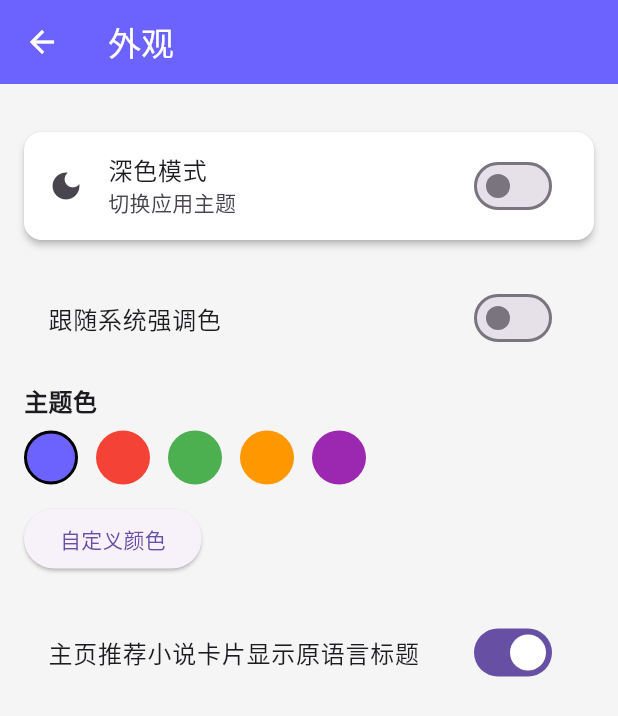
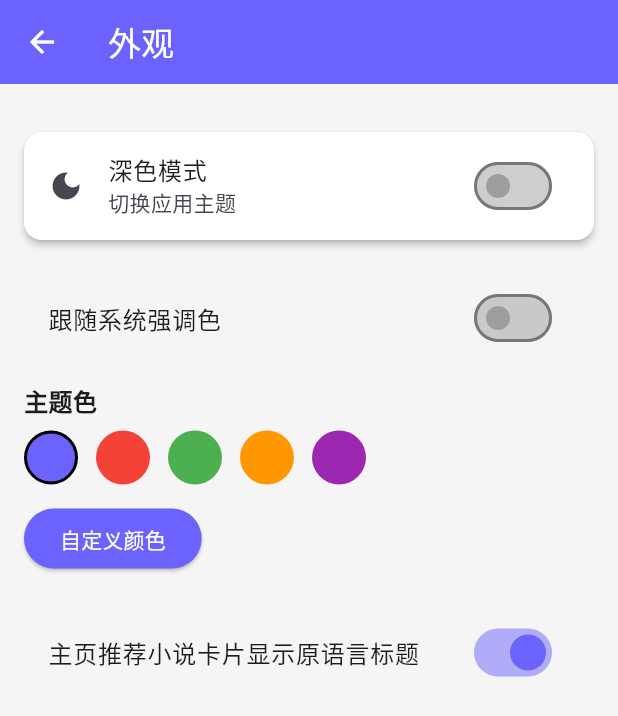
Before and after one commit to RuizeSun/novreader, a Flutter app: the SettingsPage screen opened by its route, after a tap on "外观", on a phone screen of 412 x 824 dp. Shown: the top 716 px of the screen. Run offline on Flutter 3.47's test engine with Material 3 defaults, Android fonts, the phone set to English and light mode, and no system bars; our stand-ins replace cached_network_image, dio, file_picker, flutter_colorpicker, flutter_secure_storage, package_info_plus and 1 more; missing offline and left inert: charset_converter; accounts and stored records are empty; network calls fail.

Commit message:
Simplify about dialog and add UI control themes
Remove extra lines from the AboutDialog children to show a single descriptive line. Add themed styles for ElevatedButton, TextButton, OutlinedButton, Switch and Slider in both light and dark ThemeData so interactive controls follow the app primary color or system accent (_followSystemAccent) for a more consistent UI appearance.

```diff
--- a/lib/pages/settings_page.dart
+++ b/lib/pages/settings_page.dart
@@ -503,14 +503,7 @@ class _SettingsPageState extends State<SettingsPage> {
                 applicationName: 'NovReader',
                 applicationVersion: version,
                 applicationIcon: const FlutterLogo(),
-                children: const [
-                  Text('基于 Bangumi API 构建的小说阅读器'),
-                  SizedBox(height: 8),
-                  Text(
-                    'API: https://bangumi.github.io/api/',
-                    style: TextStyle(color: Colors.blue, fontSize: 12),
-                  ),
-                ],
+                children: const [Text('基于 Bangumi API 构建的小说阅读器')],
               );
             },
           ),
--- a/lib/providers/theme_provider.dart
+++ b/lib/providers/theme_provider.dart
@@ -196,6 +196,41 @@ class ThemeProvider with ChangeNotifier {
     brightness: Brightness.light,
     primaryColor: _followSystemAccent ? Colors.blue : _primaryColor,
     scaffoldBackgroundColor: const Color(0xFFF5F5F5),
+    // 添加按钮和开关的主题，使其使用主色调
+    elevatedButtonTheme: ElevatedButtonThemeData(
+      style: ElevatedButton.styleFrom(
+        backgroundColor: _followSystemAccent ? Colors.blue : _primaryColor,
+        foregroundColor: Colors.white,
+      ),
+    ),
+    textButtonTheme: TextButtonThemeData(
+      style: TextButton.styleFrom(
+        foregroundColor: _followSystemAccent ? Colors.blue : _primaryColor,
+      ),
+    ),
+    outlinedButtonTheme: OutlinedButtonThemeData(
+      style: OutlinedButton.styleFrom(
+        foregroundColor: _followSystemAccent ? Colors.blue : _primaryColor,
+        side: BorderSide(
+          color: _followSystemAccent ? Colors.blue : _primaryColor,
+        ),
+      ),
+    ),
+    switchTheme: SwitchThemeData(
+      thumbColor: MaterialStateProperty.resolveWith<Color>((states) {
+        if (states.contains(MaterialState.selected)) {
+          return _followSystemAccent ? Colors.blue : _primaryColor;
+        }
+        return Colors.grey;
+      }),
+      trackColor: MaterialStateProperty.resolveWith<Color>((states) {
+        if (states.contains(MaterialState.selected)) {
+          return (_followSystemAccent ? Colors.blue : _primaryColor)
+              .withOpacity(0.5);
+        }
+        return Colors.grey.withOpacity(0.5);
+      }),
+    ),
     appBarTheme: AppBarTheme(
       backgroundColor: _followSystemAccent ? Colors.blue : _primaryColor,
       foregroundColor: Colors.white,
@@ -212,12 +247,56 @@ class ThemeProvider with ChangeNotifier {
       unselectedItemColor: Colors.grey,
       type: BottomNavigationBarType.fixed,
     ),
+    // 为 Slider 添加主题，使其使用主色调
+    sliderTheme: SliderThemeData(
+      activeTrackColor: _followSystemAccent ? Colors.blue : _primaryColor,
+      inactiveTrackColor: (_followSystemAccent ? Colors.blue : _primaryColor)
+          .withOpacity(0.3),
+      thumbColor: _followSystemAccent ? Colors.blue : _primaryColor,
+      overlayColor: (_followSystemAccent ? Colors.blue : _primaryColor)
+          .withOpacity(0.2),
+    ),
   );
 
   ThemeData get darkTheme => ThemeData(
     brightness: Brightness.dark,
     primaryColor: _followSystemAccent ? Colors.blue : _primaryColor,
     scaffoldBackgroundColor: const Color(0xFF121212),
+    // 添加按钮和开关的主题，使其使用主色调（暗色主题）
+    elevatedButtonTheme: ElevatedButtonThemeData(
+      style: ElevatedButton.styleFrom(
+        backgroundColor: _followSystemAccent ? Colors.blue : _primaryColor,
+        foregroundColor: Colors.white,
+      ),
+    ),
+    textButtonTheme: TextButtonThemeData(
+      style: TextButton.styleFrom(
+        foregroundColor: _followSystemAccent ? Colors.blue : _primaryColor,
+      ),
+    ),
+    outlinedButtonTheme: OutlinedButtonThemeData(
+      style: OutlinedButton.styleFrom(
+        foregroundColor: _followSystemAccent ? Colors.blue : _primaryColor,
+        side: BorderSide(
+          color: _followSystemAccent ? Colors.blue : _primaryColor,
+        ),
+      ),
+    ),
+    switchTheme: SwitchThemeData(
+      thumbColor: MaterialStateProperty.resolveWith<Color>((states) {
+        if (states.contains(MaterialState.selected)) {
+          return _followSystemAccent ? Colors.blue : _primaryColor;
+        }
+        return Colors.grey;
+      }),
+      trackColor: MaterialStateProperty.resolveWith<Color>((states) {
+        if (states.contains(MaterialState.selected)) {
+          return (_followSystemAccent ? Colors.blue : _primaryColor)
+              .withOpacity(0.5);
+        }
+        return Colors.grey.withOpacity(0.5);
+      }),
+    ),
     appBarTheme: AppBarTheme(
       backgroundColor: const Color(0xFF1E1E1E),
       foregroundColor: Colors.white,
@@ -234,5 +313,14 @@ class ThemeProvider with ChangeNotifier {
       unselectedItemColor: Colors.grey,
       type: BottomNavigationBarType.fixed,
     ),
+    // 为 Slider 添加主题，使其在暗色模式下使用主色调
+    sliderTheme: SliderThemeData(
+      activeTrackColor: _followSystemAccent ? Colors.blue : _primaryColor,
+      inactiveTrackColor: (_followSystemAccent ? Colors.blue : _primaryColor)
+          .withOpacity(0.3),
+      thumbColor: _followSystemAccent ? Colors.blue : _primaryColor,
+      overlayColor: (_followSystemAccent ? Colors.blue : _primaryColor)
+          .withOpacity(0.2),
+    ),
   );
 }
```
